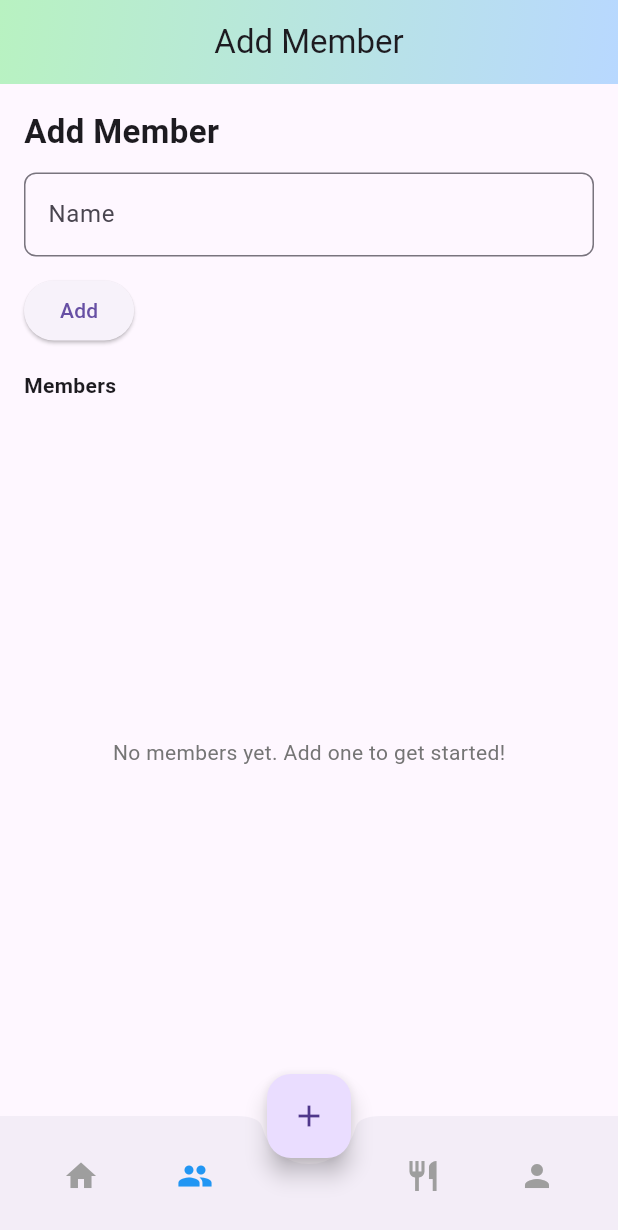
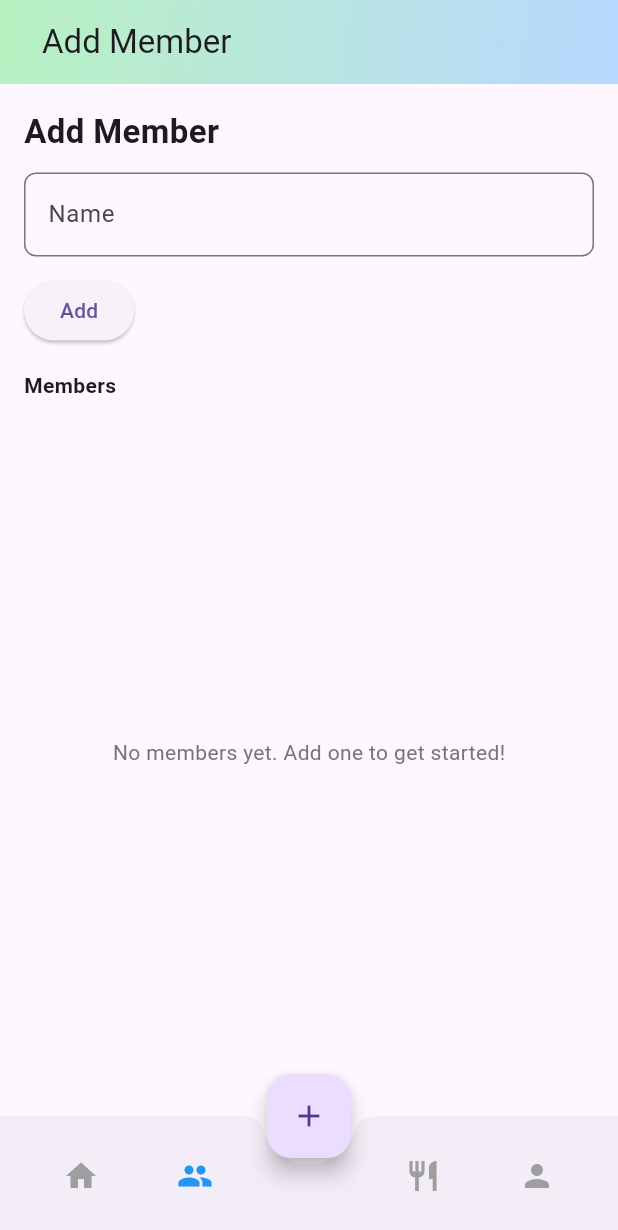
Before and after one commit to mdjakariaa/Flutter_Course_Project, a Flutter app: the screen it shows once a user with an empty profile is signed in, item 2 of the bottom bar chosen, on a phone screen of 412 x 824 dp. Shown: the top 1230 px of the screen. Run offline on Flutter 3.47's test engine with Material 3 defaults, Android fonts, the light colour scheme and no system bars; our stand-ins replace supabase_flutter; accounts and stored records are empty.

Commit message:
some design also added

```diff
--- a/lib/widgets/gradient_app_bar.dart
+++ b/lib/widgets/gradient_app_bar.dart
@@ -9,7 +9,7 @@ class GradientAppBar extends StatelessWidget implements PreferredSizeWidget {
     Key? key,
     required this.title,
     this.actions,
-    this.centerTitle = true,
+    this.centerTitle = false,
   }) : super(key: key);
 
   @override
@@ -18,7 +18,12 @@ class GradientAppBar extends StatelessWidget implements PreferredSizeWidget {
   @override
   Widget build(BuildContext context) {
     return AppBar(
-      title: title.isNotEmpty ? Text(title) : null,
+      title: title.isNotEmpty
+          ? Padding(
+              padding: const EdgeInsets.only(left: 12.0),
+              child: Align(alignment: Alignment.centerLeft, child: Text(title)),
+            )
+          : null,
       centerTitle: centerTitle,
       actions: actions,
       backgroundColor: Colors.transparent,
```
Also changed, not shown: lib/screens/home.dart (+0 -28 lines).
